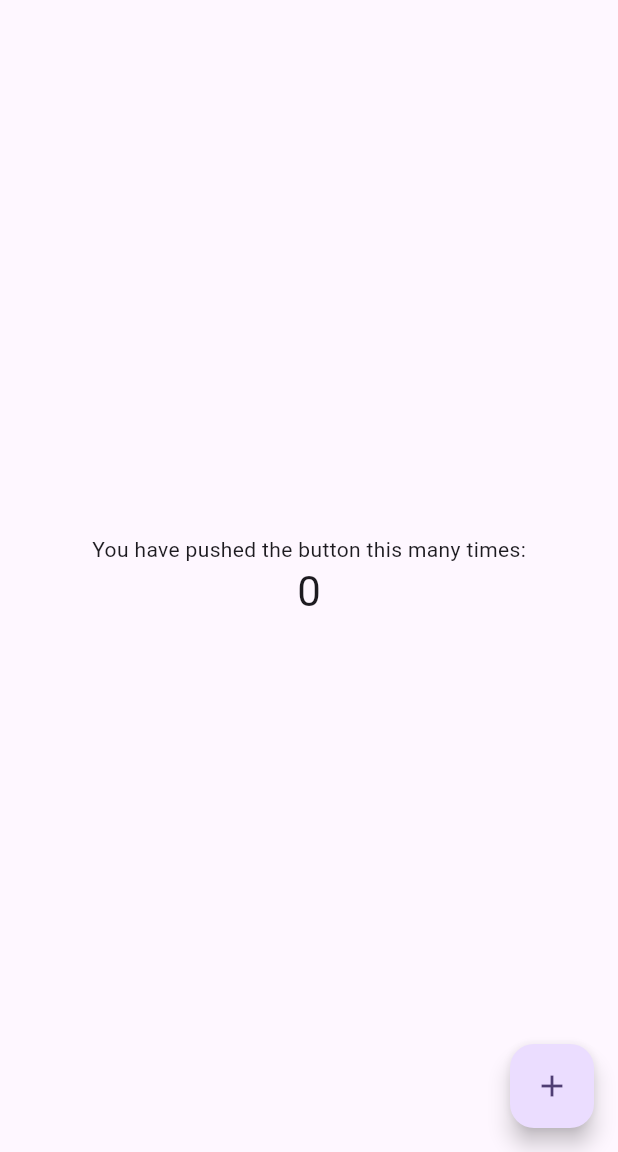
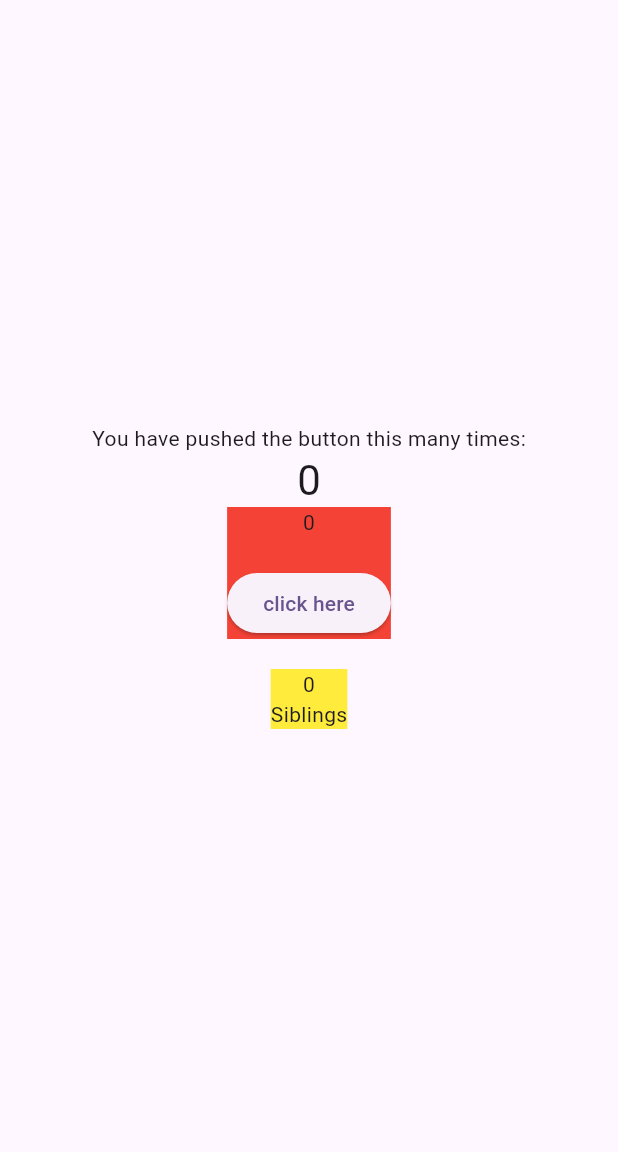
Before and after one commit to dineshkumars29/flutter_provider, a Flutter app: the screen it shows after launch, on a phone screen of 412 x 824 dp, the part 84-1236 px from its top. Run offline on Flutter 3.47's test engine with Material 2 defaults, Android fonts, the phone set to English and light mode, and no system bars.

Commit message:
by dinesh provider overview 1 without provider completed

```diff
--- a/lib/main.dart
+++ b/lib/main.dart
@@ -31,11 +31,11 @@ class MyHomePage extends StatefulWidget {
 }
 
 class _MyHomePageState extends State<MyHomePage> {
-  int _counter = 0;
+  int counter = 0;
 
-  void _incrementCounter() {
+  void increment() {
     setState(() {
-      _counter++;
+      counter++;
     });
   }
 
@@ -54,17 +54,79 @@ class _MyHomePageState extends State<MyHomePage> {
               'You have pushed the button this many times:',
             ),
             Text(
-              '$_counter',
+              '$counter',
               style: Theme.of(context).textTheme.headlineMedium,
+            ),
+            CounterA(counter: counter, increment: increment),
+            const SizedBox(
+              height: 20,
+            ),
+            Middle(
+              counter: counter,
+              increment: increment,
             ),
           ],
         ),
       ),
-      floatingActionButton: FloatingActionButton(
-        onPressed: _incrementCounter,
-        tooltip: 'Increment',
-        child: const Icon(Icons.add),
-      ), // This trailing comma makes auto-formatting nicer for build methods.
     );
   }
 }
+
+class CounterA extends StatelessWidget {
+  final int counter;
+  final void Function() increment;
+  const CounterA({super.key, required this.counter, required this.increment});
+
+  @override
+  Widget build(BuildContext context) {
+    return Container(
+      color: Colors.red,
+      child: Column(children: [
+        Text("$counter"),
+        const SizedBox(
+          height: 20,
+        ),
+        ElevatedButton(onPressed: increment, child: const Text("click here"))
+      ]),
+    );
+  }
+}
+
+class Middle extends StatelessWidget {
+  final int counter;
+  final void Function() increment;
+  const Middle({super.key, required this.counter, required this.increment});
+
+  @override
+  Widget build(BuildContext context) {
+    return Container(
+      color: Colors.yellow,
+      child: Column(
+        children: [
+          CounterB(
+            counter: counter,
+          ),
+          const Siblings()
+        ],
+      ),
+    );
+  }
+}
+
+class CounterB extends StatelessWidget {
+  final int counter;
+  const CounterB({super.key, required this.counter});
+
+  @override
+  Widget build(BuildContext context) {
+    return Text("$counter");
+  }
+}
+
+class Siblings extends StatelessWidget {
+  const Siblings({super.key});
+  @override
+  Widget build(BuildContext context) {
+    return const Text("Siblings");
+  }
+}
```
